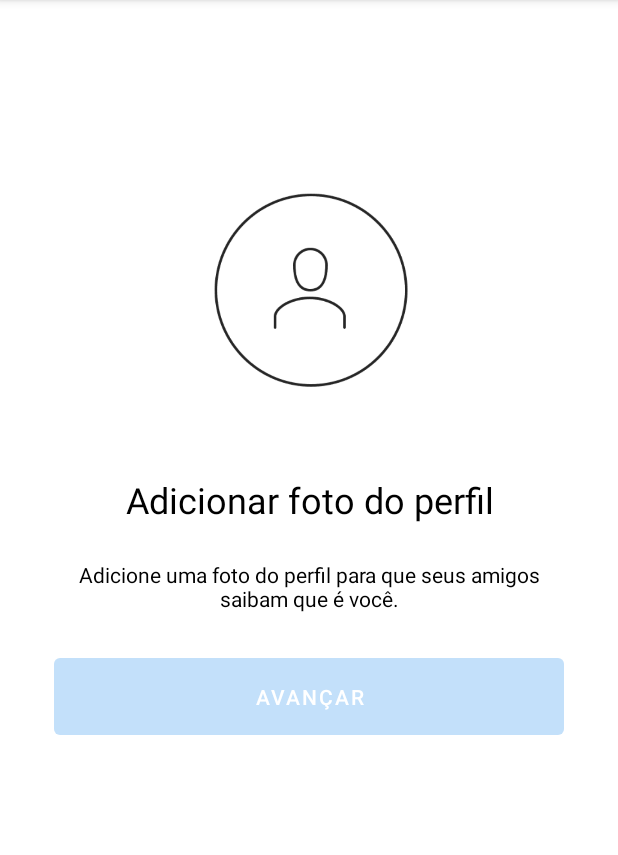
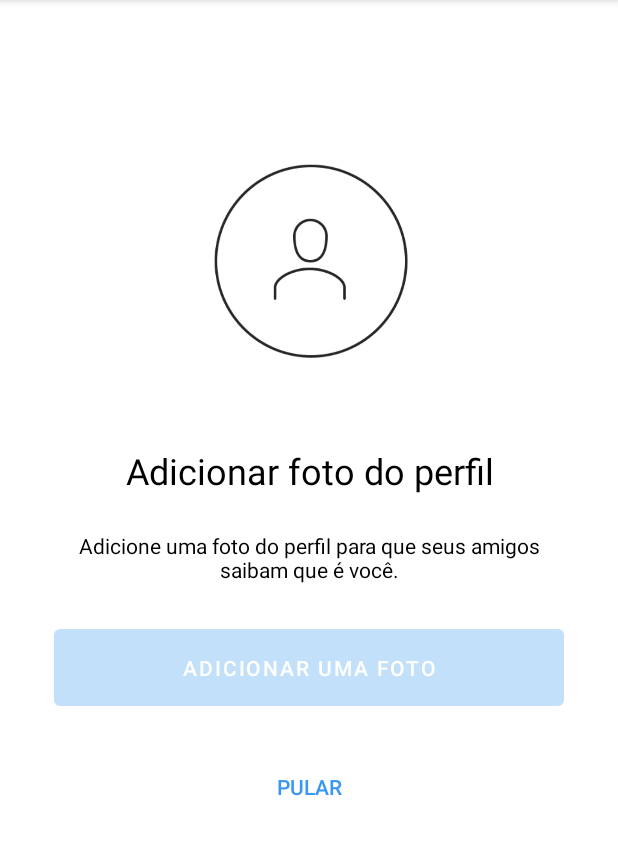
Before and after one commit to Thiago-S-Brito/Instagram-App, an Android app: the screen it shows after launch (RegisterActivity), on a phone screen of 412 x 824 dp, the part 84-939 px from its top. Run offline under Robolectric (Android 15) with nearby library versions, the phone set to English and light mode, and no system bars.

Commit message:
Dialog Customizada

```diff
--- /dev/null
+++ b/app/src/main/java/co/tiagoaguiar/course/instagram/common/view/CustomDialog.kt
@@ -0,0 +1,57 @@
+package co.tiagoaguiar.course.instagram.common.view
+
+import android.app.Dialog
+import android.content.Context
+import android.os.Bundle
+import android.view.View
+import android.widget.LinearLayout
+import android.widget.TextView
+import co.tiagoaguiar.course.instagram.R
+
+class CustomDialog(context: Context) : Dialog(context) {
+
+    private lateinit var dialogLinearLayout: LinearLayout
+    private lateinit var txttitle: TextView
+    private lateinit var txtButtons: Array<TextView>
+
+    private var titleId: Int? = null
+
+    override fun onCreate(savedInstanceState: Bundle?) {
+        super.onCreate(savedInstanceState)
+        setContentView(R.layout.dialog_custom)
+
+        dialogLinearLayout = findViewById(R.id.dialog_container)
+        txttitle = findViewById(R.id.dialog_title)
+    }
+
+    fun addButton(vararg texts: Int, listener: View.OnClickListener, ) {
+    txtButtons = Array(texts.size) {
+        TextView(context)
+    }
+
+        texts.forEachIndexed { index, txtId ->
+            txtButtons[index].id = txtId
+            txtButtons[index].setText(txtId)
+            txtButtons[index].setOnClickListener{
+                listener.onClick(it)
+                dismiss()
+            }
+        }
+
+    }
+
+    override fun show() {
+        super.show()
+
+        titleId?.let {
+            txttitle.setText(it)
+        }
+
+        for(textView in txtButtons) {
+            val layoutParams = LinearLayout.LayoutParams(LinearLayout.LayoutParams.MATCH_PARENT, LinearLayout.LayoutParams.WRAP_CONTENT)
+            layoutParams.setMargins(30, 50, 30, 50)
+            dialogLinearLayout.addView(textView, layoutParams)
+        }
+    }
+
+}
--- a/app/src/main/java/co/tiagoaguiar/course/instagram/register/view/RegisterPhotoFragment.kt
+++ b/app/src/main/java/co/tiagoaguiar/course/instagram/register/view/RegisterPhotoFragment.kt
@@ -1,14 +1,44 @@
 package co.tiagoaguiar.course.instagram.register.view
 
 import android.os.Bundle
+import android.util.Log
 import android.view.LayoutInflater
 import android.view.View
 import android.view.ViewGroup
+import android.widget.TextView
 import androidx.fragment.app.Fragment
 import co.tiagoaguiar.course.instagram.R
+import co.tiagoaguiar.course.instagram.common.view.CustomDialog
 
 class RegisterPhotoFragment : Fragment() {
     override fun onCreateView(inflater: LayoutInflater, container: ViewGroup?, savedInstanceState: Bundle?): View? {
         return inflater.inflate(R.layout.fragment_register_photo, container, false)
     }
+
+    override fun onViewCreated(view: View, savedInstanceState: Bundle?) {
+        super.onViewCreated(view, savedInstanceState)
+
+        val customDialog = CustomDialog(requireContext())
+
+        customDialog.setTitle(R.string.app_name)
+        customDialog.addButton(R.string.photo, R.string.gallery) {
+            when(it.id) {
+                R.string.photo -> {
+                    Log.i("Teste", "foto")
+                    //agora a gente consegue abrir a camera
+                }
+                R.string.gallery -> {
+                    Log.i("Teste", "galeria")
+                    //agora consegue abrir a galeria
+                }
+            }
+        }
+
+//        customDialog.addButton({
+//            Log.i("Teste", (it as TextView).text.toString())
+//        },R.string.photo, R.string.gallery, R.string.app_name)
+
+        customDialog.show()
+    }
+
 }
--- a/app/src/main/res/layout/fragment_register_photo.xml
+++ b/app/src/main/res/layout/fragment_register_photo.xml
@@ -47,7 +47,13 @@
                 android:id="@+id/register_btn_next"
                 android:layout_width="match_parent"
                 android:layout_height="wrap_content"
-                app:text="@string/next" />
+                app:text="@string/add_photo" />
+
+            <Button
+                android:id="@+id/register_btn_jump"
+                android:text="@string/jump"
+                style="@style/Theme.Instagram.Link"
+                />
 
         </LinearLayout>
 
--- a/app/src/main/res/values/style.xml
+++ b/app/src/main/res/values/style.xml
@@ -49,4 +49,10 @@
         <item name="android:layout_marginBottom">24dp</item>
     </style>
 
+    <style name="Theme.Instagram.Link" parent="Widget.AppCompat.Button.Borderless" >
+        <item name="android:layout_width">match_parent</item>
+        <item name="android:layout_height">wrap_content</item>
+        <item name="android:textColor">@color/blue_enabled</item>
+    </style>
+
 </resources>
```
Also changed, not shown: app/src/main/res/layout/dialog_custom.xml (added, +22 -0 lines).
